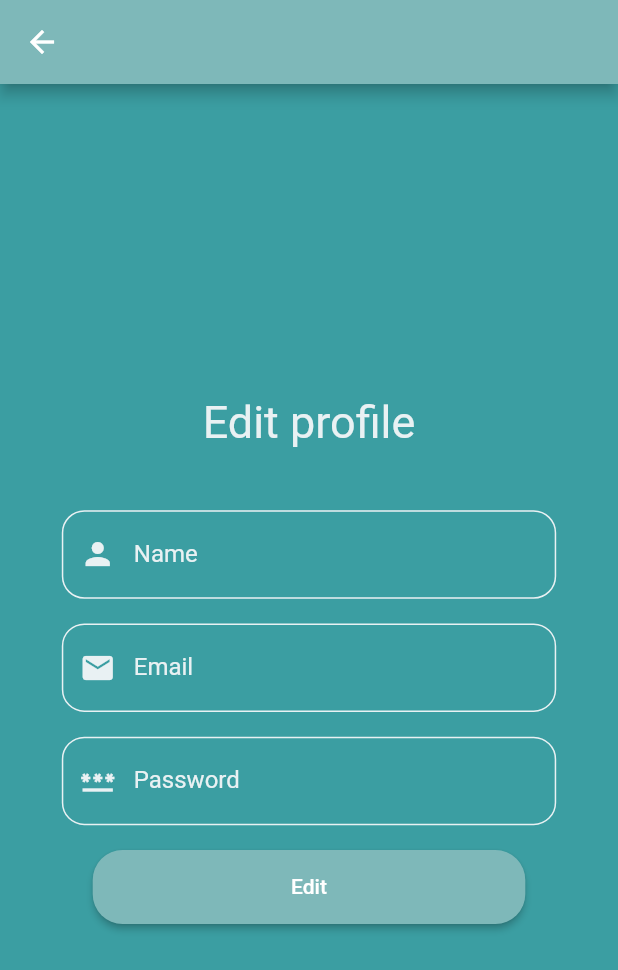
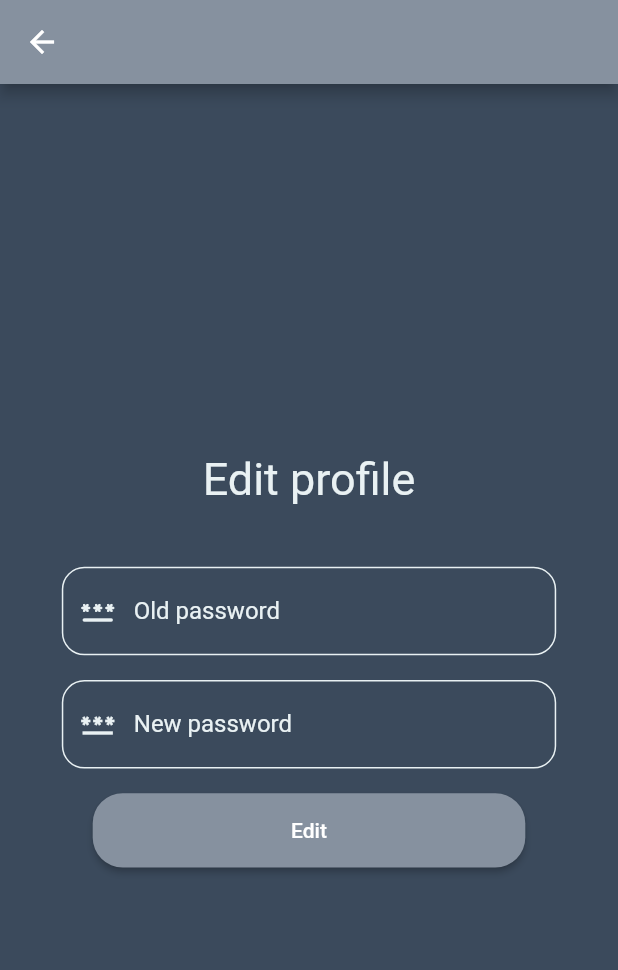
Before and after one commit to QuattroD/dostavka_pc-main, a Flutter app: the EditProfilePage screen opened by its route, on a phone screen of 412 x 824 dp. Shown: the top 970 px of the screen. Run offline on Flutter 3.47's test engine with Material 2 defaults, Android fonts, the phone set to English and light mode, and no system bars; our stand-ins replace cloud_firestore, firebase_auth, firebase_core, firebase_storage, geolocator, getwidget and 2 more; missing offline and left inert: masked_text_field, yandex_mapkit; accounts and stored records are empty.

Commit message:
fixed micro bugs

```diff
--- a/lib/basket.dart
+++ b/lib/basket.dart
@@ -68,7 +68,7 @@ class _BasketPagesState extends State<BasketPage> {
                           children: [
                             Container(
                               margin: const EdgeInsets.only(left: 20),
-                              alignment: Alignment(-0.55, 0),
+                              alignment: const Alignment(-0.55, 0),
                               child: Text(
                                 snap[index]['title'],
                                 style: const TextStyle(
@@ -135,7 +135,7 @@ class _BasketPagesState extends State<BasketPage> {
                             Container(
                                 alignment: const Alignment(0.4, 0),
                                 child: Text(
-                                  (snap[index]['price'] * snap[index]['count']).toString() +'₽',
+                                  '${snap[index]['price'] * snap[index]['count']}₽',
                                   style: const TextStyle(fontSize: 20, color: Colors.green, fontWeight: FontWeight.bold),
                                 )),
                           ],
--- a/lib/edit_profile.dart
+++ b/lib/edit_profile.dart
@@ -1,21 +1,34 @@
 import 'package:flutter/material.dart';
 import 'package:firebase_auth/firebase_auth.dart';
 
-TextEditingController displayName = TextEditingController();
-TextEditingController email = TextEditingController();
-TextEditingController password= TextEditingController();
-TextEditingController passwordConfirm= TextEditingController();
-var userEdit = FirebaseAuth.instance;
 
-class EditProfilePage extends StatelessWidget {
+
+class EditProfilePage extends StatefulWidget {
   const EditProfilePage({super.key});
+
+  @override
+  State<EditProfilePage> createState() => _EditProfilePageState();
+}
+
+class _EditProfilePageState extends State<EditProfilePage> {
+  var auth = FirebaseAuth.instance;
+  var currentUser = FirebaseAuth.instance.currentUser;
+  TextEditingController oldPassword = TextEditingController();
+  TextEditingController newPassword = TextEditingController();
+
+  ChangePassword({email, oldPass, newPass}) async {
+    var cred = EmailAuthProvider.credential(email: email, password: oldPass);
+    await currentUser!.reauthenticateWithCredential(cred).then((value){
+      currentUser!.updatePassword(newPass);
+    });
+  }
 
   @override
   Widget build(BuildContext context) {
     return Scaffold(
-      backgroundColor: const Color.fromARGB(255, 59, 158, 162),
+      backgroundColor: const Color.fromARGB(255, 59, 74, 92),
       appBar: AppBar(
-        backgroundColor: const Color.fromARGB(255, 126, 184, 185),
+        backgroundColor: const Color.fromARGB(255, 134, 145, 159),
       ),
       body: Center(
         child: SingleChildScrollView(
@@ -39,13 +52,13 @@ class EditProfilePage extends StatelessWidget {
               SizedBox(
                 width: MediaQuery.of(context).size.width * 0.8,
                 child: TextField(
-                  controller: displayName,
+                  controller: oldPassword,
                   style: const TextStyle(color: Colors.white),
                   cursorColor: const Color.fromARGB(255, 233, 241, 243),
                   decoration: InputDecoration(
-                    hintText: "Entry name",
+                    hintText: "Entry old password",
                     label: const Text(
-                      "Name",
+                      "Old password",
                     ),
                     labelStyle: const TextStyle(color: Color.fromARGB(255, 233, 241, 243)),
                     focusedBorder: OutlineInputBorder(
@@ -55,7 +68,7 @@ class EditProfilePage extends StatelessWidget {
                         borderRadius: BorderRadius.circular(15),
                         borderSide: const BorderSide(color: Color.fromARGB(255, 233, 241, 243))),
                     prefixIcon: const Icon(
-                      Icons.person,
+                      Icons.password_rounded,
                       color: Color.fromARGB(255, 233, 241, 243),
                     ),
                   ),
@@ -67,42 +80,14 @@ class EditProfilePage extends StatelessWidget {
               SizedBox(
                 width: MediaQuery.of(context).size.width * 0.8,
                 child: TextField(
-                  controller: email,
-                  style: const TextStyle(color: Colors.white),
-                  cursorColor: const Color.fromARGB(255, 233, 241, 243),
-                  decoration: InputDecoration(
-                    hintText: "Entry email",
-                    label: const Text(
-                      "Email",
-                    ),
-                    labelStyle: const TextStyle(color: Color.fromARGB(255, 233, 241, 243)),
-                    focusedBorder: OutlineInputBorder(
-                        borderRadius: BorderRadius.circular(15),
-                        borderSide: const BorderSide(color: Color.fromARGB(255, 233, 241, 243))),
-                    enabledBorder: OutlineInputBorder(
-                        borderRadius: BorderRadius.circular(15),
-                        borderSide: const BorderSide(color: Color.fromARGB(255, 233, 241, 243))),
-                    prefixIcon: const Icon(
-                      Icons.email,
-                      color: Color.fromARGB(255, 233, 241, 243),
-                    ),
-                  ),
-                ),
-              ),
-              SizedBox(
-                height: MediaQuery.of(context).size.height * 0.02,
-              ),
-              SizedBox(
-                width: MediaQuery.of(context).size.width * 0.8,
-                child: TextField(
-                  controller: password,
+                  controller: newPassword,
                   style: const TextStyle(color: Colors.white),
                   cursorColor: const Color.fromARGB(255, 233, 241, 243),
                   obscureText: true,
                   decoration: InputDecoration(
-                    hintText: "Entry password",
+                    hintText: "Entry new password",
                     label: const Text(
-                      "Password",
+                      "New password",
                     ),
                     labelStyle: const TextStyle(color: Color.fromARGB(255, 233, 241, 243)),
                     focusedBorder: OutlineInputBorder(
@@ -136,10 +121,15 @@ class EditProfilePage extends StatelessWidget {
                         ),
                       ),
                     ),
-                    backgroundColor: MaterialStatePropertyAll(Color.fromARGB(255, 126, 184, 185)),
+                    backgroundColor: MaterialStatePropertyAll(Color.fromARGB(255, 134, 145, 159)),
                   ),
-                  onPressed: ()  {
-
+                  onPressed: () async {
+                    await ChangePassword(
+                      email: currentUser!.email.toString(),
+                      oldPass: oldPassword.text,
+                      newPass: newPassword.text
+                    );
+                    // ignore: use_build_context_synchronously
                     Navigator.pushNamed(context, '/lk');
                   },
                   child: const Text("Edit"),
--- a/lib/reg.dart
+++ b/lib/reg.dart
@@ -114,7 +114,7 @@ class _RegPageState extends State<RegPage> {
                   decoration: InputDecoration(
                     suffixIcon: IconButton(
                       color: const Color.fromARGB(255, 233, 241, 243),
-                      icon: hidePass == true ? const Icon(Icons.visibility_off) : const Icon(Icons.visibility),
+                      icon: hidePass == true ? const Icon(Icons.visibility) : const Icon(Icons.visibility_off),
                       onPressed: () {
                         setState(() {
                           if(hidePass == true)
```
Also changed, not shown: lib/CreditCard.dart (+21 -8 lines), lib/auth.dart (+24 -2 lines), lib/item.dart (+8 -70 lines).
